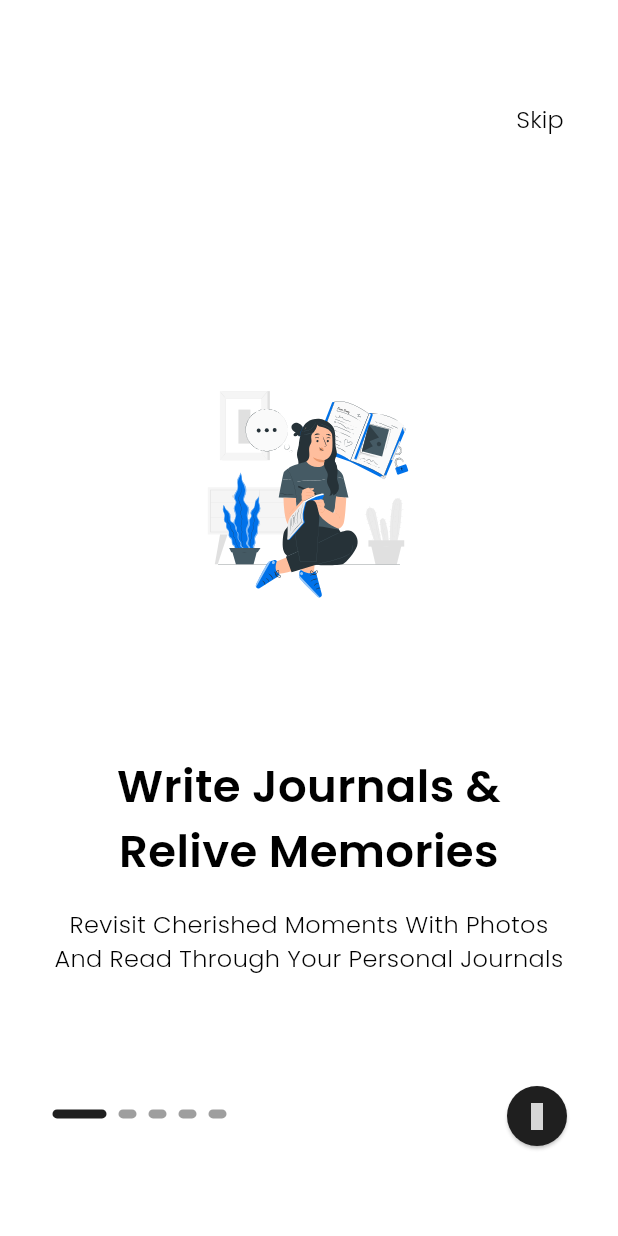
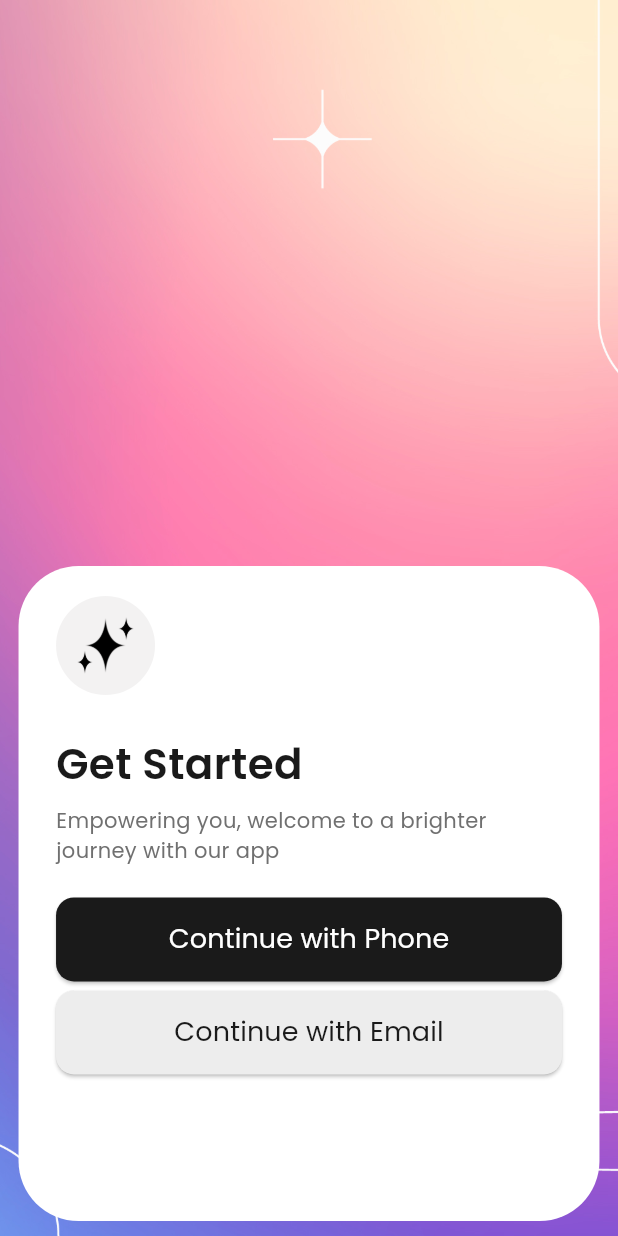
Before and after one commit to shiwangaryan/Second-Brain, a Flutter app: the screen it shows after launch, on a phone screen of 412 x 824 dp. Run offline on Flutter 3.47's test engine with Material 3 defaults, Android fonts, the light colour scheme and no system bars; drawn by our look-alikes of smooth_page_indicator; our stand-ins replace flutter_svg, get, iconsax; grey boxes are pictures that could not be loaded.

Commit message:
added buttons to the 1st login page

```diff
--- a/lib/app.dart
+++ b/lib/app.dart
@@ -2,6 +2,7 @@
 
 import "package:flutter/material.dart";
 import "package:get/get.dart";
+import "package:solution_challenge_app/features/authentication/screens/login/login.dart";
 import 'package:solution_challenge_app/features/authentication/screens/onboarding/on_boarding.dart';
 import "package:solution_challenge_app/utils/theme/theme.dart";
 
@@ -14,7 +15,7 @@ class App extends StatelessWidget {
       themeMode: ThemeMode.system,
       theme: AppTheme.lightTheme,
       darkTheme: AppTheme.darkTheme,
-      home: OnBoardingScreen(),
+      home: LoginPage(),
     );
   }
 }
--- /dev/null
+++ b/lib/features/authentication/screens/login/login.dart
@@ -0,0 +1,40 @@
+// ignore_for_file: prefer_const_constructors, prefer_const_literals_to_create_immutables
+
+import 'package:flutter/material.dart';
+import 'package:flutter_svg/svg.dart';
+import 'package:solution_challenge_app/features/authentication/screens/login/login_page_container.dart';
+import 'package:solution_challenge_app/utils/helpers/helper_function.dart';
+
+class LoginPage extends StatelessWidget {
+  LoginPage({Key? key}) : super(key: key);
+
+  @override
+  Widget build(BuildContext context) {
+    return Scaffold(
+      body: Stack(
+        children: [
+          Container(
+            height: HelperFunctions.screenHeight(),
+            width: HelperFunctions.screenWidth(),
+            decoration: BoxDecoration(
+              image: DecorationImage(
+                  image: AssetImage('assets/images/login_page/gradient.jpg'),
+                  fit: BoxFit.cover),
+            ),
+          ),
+          Positioned(
+            bottom: 10,
+            left: 0,
+            right: 0,
+            child: Row(
+              mainAxisAlignment: MainAxisAlignment.center,
+              children: [
+                LoginPageContainer(),
+              ],
+            ),
+          ),
+        ],
+      ),
+    );
+  }
+}
--- /dev/null
+++ b/lib/features/authentication/screens/login/login_page_container.dart
@@ -0,0 +1,160 @@
+// ignore_for_file: prefer_const_constructors, prefer_const_literals_to_create_immutables
+
+import 'package:flutter/material.dart';
+import 'package:solution_challenge_app/utils/helpers/helper_function.dart';
+
+class LoginPageContainer extends StatelessWidget {
+  const LoginPageContainer({
+    super.key,
+  });
+
+  @override
+  Widget build(BuildContext context) {
+    bool isDarkTheme =
+        (MediaQuery.of(context).platformBrightness) == Brightness.dark;
+
+    return Container(
+      height: HelperFunctions.screenHeight() * 0.53,
+      width: HelperFunctions.screenWidth() * 0.94,
+      decoration: BoxDecoration(
+        borderRadius: BorderRadius.circular(40),
+        color: isDarkTheme ? Color(0XFF1A1A1A) : Color(0XFFFFFFFF),
+      ),
+      child: Padding(
+        padding: const EdgeInsets.symmetric(horizontal: 25),
+        child: Column(
+          crossAxisAlignment: CrossAxisAlignment.start,
+          children: [
+            //
+            // ------- Star Icon -------
+            Star(isDarkTheme: isDarkTheme),
+            //
+            // ------- Get Started -------
+            Padding(
+              padding: const EdgeInsets.only(top: 26),
+              child: Text(
+                'Get Started',
+                style: TextStyle(
+                  fontFamily: 'Poppins',
+                  fontSize: 28.0,
+                  fontWeight: FontWeight.w600,
+                  color: isDarkTheme ? Color(0XFFFFFFFF) : Color(0XFF1A1A1A),
+                ),
+              ),
+            ),
+            Padding(
+              padding: const EdgeInsets.only(top: 8, bottom: 15),
+              child: Text(
+                "Empowering you, welcome to a brighter journey with our app",
+                style: TextStyle(
+                  fontFamily: 'Poppins',
+                  fontSize: 14.0,
+                  fontWeight: FontWeight.w400,
+                  color: isDarkTheme
+                      ? Color.fromARGB(255, 173, 173, 173)
+                      : Color(0XFF707070),
+                ),
+              ),
+            ),
+            //
+            // ------- Continue Button -------
+            TextButton(
+              isDarkTheme: isDarkTheme,
+              text: 'Continue with Phone',
+              lightColor: Color(0XFF1A1A1A),
+              darkColor: Color(0XFFFFFFFF),
+            ),
+            TextButton(
+              isDarkTheme: isDarkTheme,
+              text: 'Continue with Email',
+              lightColor: Color(0XFFEDEDED),
+              darkColor: Color(0XFF1A1A1A),
+            ),
+          ],
+        ),
+      ),
+    );
+  }
+}
+
+class TextButton extends StatelessWidget {
+  const TextButton({
+    super.key,
+    required this.isDarkTheme,
+    required this.text,
+    required this.lightColor,
+    required this.darkColor,
+  });
+
+  final bool isDarkTheme;
+  final String text;
+  final Color lightColor;
+  final Color darkColor;
+
+  @override
+  Widget build(BuildContext context) {
+    return Padding(
+      padding: const EdgeInsets.only(top: 6.0),
+      child: Row(
+        children: [
+          Expanded(
+            child: ElevatedButton(
+              onPressed: () => {},
+              style: ElevatedButton.styleFrom(
+                shape: RoundedRectangleBorder(
+                    borderRadius: BorderRadius.circular(12)),
+                backgroundColor: isDarkTheme ? darkColor : lightColor,
+              ),
+              child: Padding(
+                padding: const EdgeInsets.symmetric(vertical: 15),
+                child: Text(
+                  text,
+                  style: TextStyle(
+                    fontFamily: 'Poppins',
+                    fontSize: 18,
+                    fontWeight: FontWeight.w400,
+                    color: isDarkTheme ? lightColor : darkColor,
+                  ),
+                ),
+              ),
+            ),
+          ),
+        ],
+      ),
+    );
+  }
+}
+
+// container star
+class Star extends StatelessWidget {
+  const Star({super.key, required this.isDarkTheme});
+  final bool isDarkTheme;
+
+  @override
+  Widget build(BuildContext context) {
+    String starIcon = isDarkTheme
+        ? 'assets/images/login_page/star_white.png'
+        : 'assets/images/login_page/star_black.png';
+    return Padding(
+      padding: const EdgeInsets.only(top: 20),
+      child: Container(
+        width: 66,
+        height: 66,
+        decoration: BoxDecoration(
+          shape: BoxShape.circle,
+          color: isDarkTheme
+              ? Color.fromARGB(255, 48, 48, 48)
+              : Color.fromARGB(255, 243, 242, 242),
+        ),
+        child: Padding(
+            padding: const EdgeInsets.all(12.0),
+            child: Image.asset(
+              starIcon,
+              fit: BoxFit.contain,
+            )),
+      ),
+    );
+  }
+}
+
+// Get Started Info
--- a/lib/features/authentication/screens/onboarding/widgets/onboarding_pages.dart
+++ b/lib/features/authentication/screens/onboarding/widgets/onboarding_pages.dart
@@ -19,7 +19,6 @@ class OnBoardingPageColumn extends StatelessWidget {
   Widget build(BuildContext context) {
     return Padding(
       padding: EdgeInsets.only(
-          // top: HelperFunctions.screenHeight() * 0.19,
           right: HelperFunctions.screenWidth() * 0.08,
           left: HelperFunctions.screenWidth() * 0.08),
       child: Column(
--- a/lib/main.dart
+++ b/lib/main.dart
@@ -3,6 +3,7 @@
 import 'package:flutter/material.dart';
 import "package:get/get.dart";
 import "package:solution_challenge_app/app.dart";
+import 'package:solution_challenge_app/features/authentication/screens/login/login.dart';
 import 'package:solution_challenge_app/features/authentication/screens/onboarding/on_boarding.dart';
 
 void main() => runApp(App());
--- a/pubspec.yaml
+++ b/pubspec.yaml
@@ -43,6 +43,7 @@ flutter:
     - assets/icons/
     - assets/images/on_boarding_images/
     - assets/logos/
+    - assets/images/login_page/
 
   fonts:
     - family: Poppins
```
Also changed, not shown: assets/images/login_page/gradient.jpg (added), assets/images/login_page/older_people_dancing.svg (added), assets/images/login_page/star_black.png (added), assets/images/login_page/star_white.png (added).
